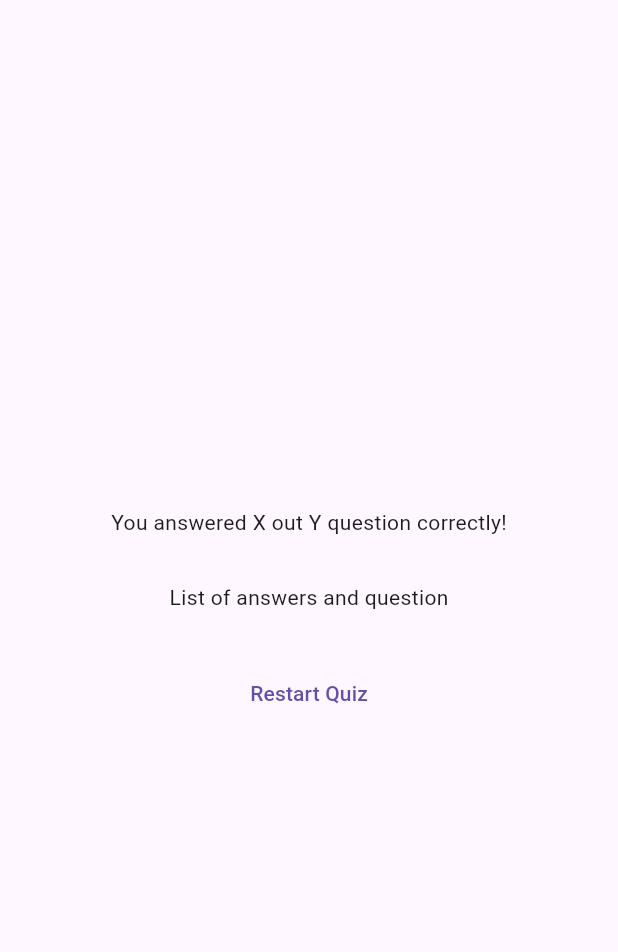
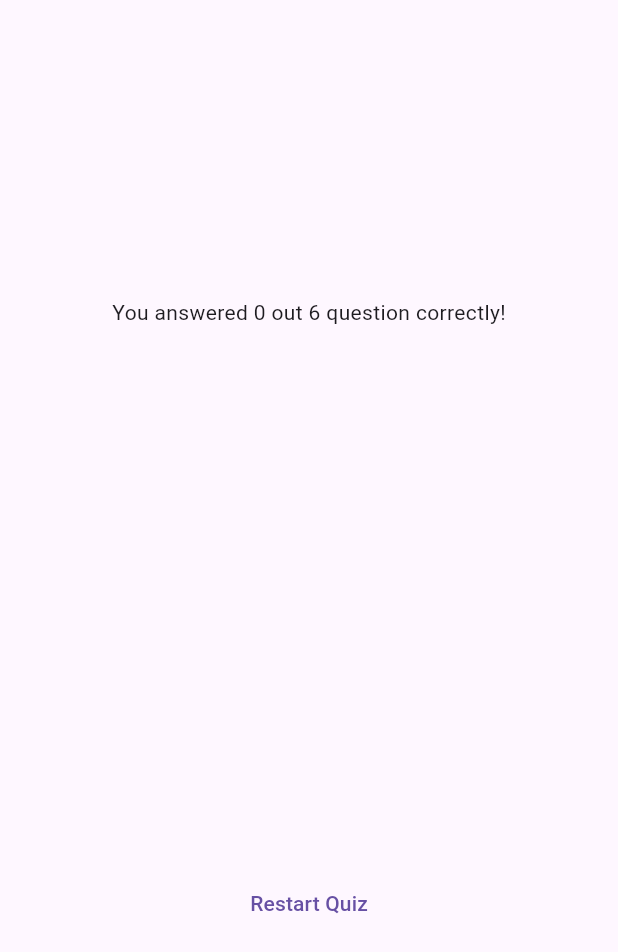
Before and after one commit to ChiraagRokade/Quiz_App_Flutter, a Flutter app: the ResultScreen widget shown alone on an empty page, opened directly with empty values, on a phone screen of 412 x 824 dp. Shown: the top 952 px of the screen. Run offline on Flutter 3.47's test engine with Material 3 defaults, Android fonts, the phone set to English and light mode, and no system bars; our stand-ins replace google_fonts.

Commit message:
add questionsummary

```diff
--- /dev/null
+++ b/quiz/lib/questionsSummary/questionSummary.dart
@@ -0,0 +1,24 @@
+import 'package:flutter/material.dart';
+import 'package:quiz/questionsSummary/summaryItem.dart';
+
+class QuestionSummary extends StatelessWidget {
+  const QuestionSummary(this.summaryData, {super.key});
+
+  final List<Map<String, Object>> summaryData;
+
+  @override
+  Widget build(context) {
+    return SizedBox(
+      height: 300,
+      child: SingleChildScrollView(
+        child: Column(
+          children: summaryData.map(
+            (data) {
+              return SummaryItem(data);
+            },
+          ).toList(),
+        ),
+      ),
+    );
+  }
+}
--- a/quiz/lib/quiz.dart
+++ b/quiz/lib/quiz.dart
@@ -39,7 +39,6 @@ class _QuizState extends State<Quiz> {
 
     if (selectedAnswer.length == questions.length) {
       setState(() {
-        selectedAnswer = [];
         activeScreen == 'result-screen';
       });
     }
--- a/quiz/lib/resultScreen.dart
+++ b/quiz/lib/resultScreen.dart
@@ -1,5 +1,6 @@
 import 'package:flutter/material.dart';
 import 'package:quiz/data/questions.dart';
+import 'package:quiz/questionsSummary/questionSummary.dart';
 
 class ResultScreen extends StatelessWidget {
   const ResultScreen({super.key, required this.chosenAnswer});
@@ -24,6 +25,12 @@ class ResultScreen extends StatelessWidget {
 
   @override
   Widget build(context) {
+    final summaryData = getSummaryData();
+    final numTotalQuestion = questions.length;
+    final numCurrentQuestion = summaryData.where((data) {
+      return data['userAnswer'] == data['correctAnswer'];
+    }).length;
+
     return SizedBox(
       width: double.infinity,
       child: Container(
@@ -31,15 +38,13 @@ class ResultScreen extends StatelessWidget {
         child: Column(
           mainAxisAlignment: MainAxisAlignment.center,
           children: [
-            const Text(
-              'You answered X out Y question correctly!',
+            Text(
+              'You answered $numCurrentQuestion out $numTotalQuestion question correctly!',
             ),
             const SizedBox(
               height: 30,
             ),
-            const Text(
-              'List of answers and question',
-            ),
+            QuestionSummary(summaryData),
             const SizedBox(
               height: 30,
             ),
```
Also changed, not shown: quiz/lib/questionsSummary/questionIdentifier.dart (added, +35 -0 lines), quiz/lib/questionsSummary/summaryItem.dart (added, +62 -0 lines).
